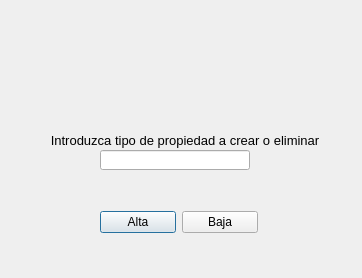
This is templates/dlgGestipoprop.ui in DavBaquero/Proyecto-DI as Qt 5 draws it before an edit. The edited form follows.
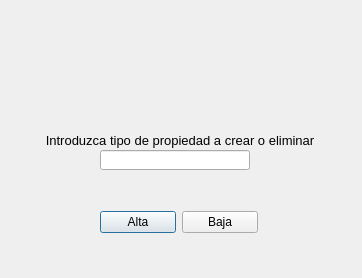
This is the edited form. Icons and pictures are not drawn.

```diff
--- a/templates/dlgGestipoprop.ui
+++ b/templates/dlgGestipoprop.ui
@@ -64,21 +64,21 @@
    <widget class="QLabel" name="lblGestipoprop">
     <property name="geometry">
      <rect>
-      <x>50</x>
+      <x>30</x>
       <y>130</y>
-      <width>270</width>
+      <width>300</width>
       <height>20</height>
      </rect>
     </property>
     <property name="minimumSize">
      <size>
-      <width>270</width>
+      <width>300</width>
       <height>20</height>
      </size>
     </property>
     <property name="maximumSize">
      <size>
-      <width>270</width>
+      <width>300</width>
       <height>20</height>
      </size>
     </property>
@@ -111,7 +111,7 @@
     </property>
    </widget>
   </widget>
-  <widget class="QWidget" name="">
+  <widget class="QWidget" name="layoutWidget">
    <property name="geometry">
     <rect>
      <x>100</x>
```
